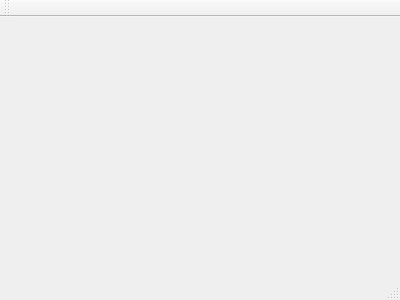
This is mainwindow.ui in Luigi-pl/gameClientLauncher as Qt 5 draws it before an edit. The edited form follows.
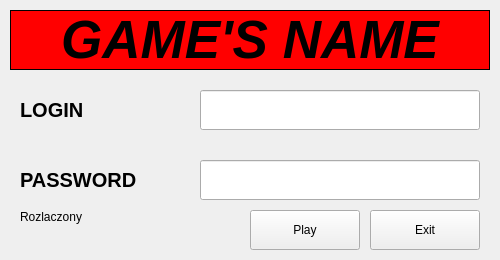
This is the edited form.

Commit message: 1. Zmodyfikowanie pierwszego okna (pierwszy etap launchera, login i haslo), ustawionie obslugi slotow. 2. Stworzenie drugiego okna (drugi etap launchera, ściąganie patchów, changelog) - niegotowe 3. Dodano obsluge logowania przez tcp/ip do serwera (?)

```diff
--- a/mainwindow.ui
+++ b/mainwindow.ui
@@ -1,24 +1,281 @@
 <ui version="4.0">
  <class>MainWindow</class>
- <widget class="QMainWindow" name="MainWindow" >
-  <property name="geometry" >
+ <widget class="QMainWindow" name="MainWindow">
+  <property name="geometry">
    <rect>
     <x>0</x>
     <y>0</y>
-    <width>400</width>
-    <height>300</height>
+    <width>500</width>
+    <height>260</height>
    </rect>
   </property>
-  <property name="windowTitle" >
-   <string>MainWindow</string>
+  <property name="minimumSize">
+   <size>
+    <width>500</width>
+    <height>260</height>
+   </size>
   </property>
-  <widget class="QMenuBar" name="menuBar" />
-  <widget class="QToolBar" name="mainToolBar" />
-  <widget class="QWidget" name="centralWidget" />
-  <widget class="QStatusBar" name="statusBar" />
+  <property name="maximumSize">
+   <size>
+    <width>500</width>
+    <height>260</height>
+   </size>
+  </property>
+  <property name="windowTitle">
+   <string>Launcher</string>
+  </property>
+  <property name="windowOpacity">
+   <double>1.000000000000000</double>
+  </property>
+  <widget class="QWidget" name="centralWidget">
+   <widget class="QLineEdit" name="login">
+    <property name="geometry">
+     <rect>
+      <x>200</x>
+      <y>90</y>
+      <width>280</width>
+      <height>40</height>
+     </rect>
+    </property>
+    <property name="font">
+     <font>
+      <pointsize>15</pointsize>
+     </font>
+    </property>
+    <property name="inputMask">
+     <string/>
+    </property>
+    <property name="text">
+     <string/>
+    </property>
+    <property name="maxLength">
+     <number>30</number>
+    </property>
+   </widget>
+   <widget class="QLabel" name="label1">
+    <property name="geometry">
+     <rect>
+      <x>10</x>
+      <y>10</y>
+      <width>480</width>
+      <height>60</height>
+     </rect>
+    </property>
+    <property name="palette">
+     <palette>
+      <active>
+       <colorrole role="Base">
+        <brush brushstyle="SolidPattern">
+         <color alpha="255">
+          <red>255</red>
+          <green>255</green>
+          <blue>255</blue>
+         </color>
+        </brush>
+       </colorrole>
+       <colorrole role="Window">
+        <brush brushstyle="SolidPattern">
+         <color alpha="255">
+          <red>255</red>
+          <green>0</green>
+          <blue>0</blue>
+         </color>
+        </brush>
+       </colorrole>
+      </active>
+      <inactive>
+       <colorrole role="Base">
+        <brush brushstyle="SolidPattern">
+         <color alpha="255">
+          <red>255</red>
+          <green>255</green>
+          <blue>255</blue>
+         </color>
+        </brush>
+       </colorrole>
+       <colorrole role="Window">
+        <brush brushstyle="SolidPattern">
+         <color alpha="255">
+          <red>255</red>
+          <green>0</green>
+          <blue>0</blue>
+         </color>
+        </brush>
+       </colorrole>
+      </inactive>
+      <disabled>
+       <colorrole role="Base">
+        <brush brushstyle="SolidPattern">
+         <color alpha="255">
+          <red>255</red>
+          <green>0</green>
+          <blue>0</blue>
+         </color>
+        </brush>
+       </colorrole>
+       <colorrole role="Window">
+        <brush brushstyle="SolidPattern">
+         <color alpha="255">
+          <red>255</red>
+          <green>0</green>
+          <blue>0</blue>
+         </color>
+        </brush>
+       </colorrole>
+      </disabled>
+     </palette>
+    </property>
+    <property name="font">
+     <font>
+      <pointsize>40</pointsize>
+      <weight>75</weight>
+      <italic>true</italic>
+      <bold>true</bold>
+      <underline>false</underline>
+      <strikeout>false</strikeout>
+      <stylestrategy>PreferAntialias</stylestrategy>
+      <kerning>false</kerning>
+     </font>
+    </property>
+    <property name="autoFillBackground">
+     <bool>true</bool>
+    </property>
+    <property name="frameShape">
+     <enum>QFrame::Box</enum>
+    </property>
+    <property name="text">
+     <string notr="true">GAME'S NAME</string>
+    </property>
+    <property name="scaledContents">
+     <bool>false</bool>
+    </property>
+    <property name="alignment">
+     <set>Qt::AlignCenter</set>
+    </property>
+    <property name="textInteractionFlags">
+     <set>Qt::NoTextInteraction</set>
+    </property>
+   </widget>
+   <widget class="QLabel" name="label2">
+    <property name="geometry">
+     <rect>
+      <x>20</x>
+      <y>90</y>
+      <width>150</width>
+      <height>40</height>
+     </rect>
+    </property>
+    <property name="font">
+     <font>
+      <pointsize>15</pointsize>
+      <weight>75</weight>
+      <italic>false</italic>
+      <bold>true</bold>
+     </font>
+    </property>
+    <property name="text">
+     <string notr="true">LOGIN</string>
+    </property>
+    <property name="alignment">
+     <set>Qt::AlignLeading|Qt::AlignLeft|Qt::AlignVCenter</set>
+    </property>
+   </widget>
+   <widget class="QLabel" name="label3">
+    <property name="geometry">
+     <rect>
+      <x>20</x>
+      <y>160</y>
+      <width>150</width>
+      <height>40</height>
+     </rect>
+    </property>
+    <property name="font">
+     <font>
+      <pointsize>15</pointsize>
+      <weight>75</weight>
+      <italic>false</italic>
+      <bold>true</bold>
+     </font>
+    </property>
+    <property name="text">
+     <string notr="true">PASSWORD</string>
+    </property>
+    <property name="alignment">
+     <set>Qt::AlignLeading|Qt::AlignLeft|Qt::AlignVCenter</set>
+    </property>
+   </widget>
+   <widget class="QLineEdit" name="password">
+    <property name="geometry">
+     <rect>
+      <x>200</x>
+      <y>160</y>
+      <width>280</width>
+      <height>40</height>
+     </rect>
+    </property>
+    <property name="font">
+     <font>
+      <pointsize>15</pointsize>
+     </font>
+    </property>
+    <property name="inputMask">
+     <string/>
+    </property>
+    <property name="text">
+     <string/>
+    </property>
+    <property name="maxLength">
+     <number>30</number>
+    </property>
+    <property name="echoMode">
+     <enum>QLineEdit::Password</enum>
+    </property>
+   </widget>
+   <widget class="QPushButton" name="exit">
+    <property name="geometry">
+     <rect>
+      <x>370</x>
+      <y>210</y>
+      <width>110</width>
+      <height>40</height>
+     </rect>
+    </property>
+    <property name="text">
+     <string>Exit</string>
+    </property>
+   </widget>
+   <widget class="QPushButton" name="play">
+    <property name="geometry">
+     <rect>
+      <x>250</x>
+      <y>210</y>
+      <width>110</width>
+      <height>40</height>
+     </rect>
+    </property>
+    <property name="text">
+     <string>Play</string>
+    </property>
+   </widget>
+   <widget class="QLabel" name="label4">
+    <property name="geometry">
+     <rect>
+      <x>20</x>
+      <y>210</y>
+      <width>220</width>
+      <height>40</height>
+     </rect>
+    </property>
+    <property name="text">
+     <string>Rozlaczony</string>
+    </property>
+    <property name="alignment">
+     <set>Qt::AlignLeading|Qt::AlignLeft|Qt::AlignTop</set>
+    </property>
+   </widget>
+  </widget>
  </widget>
- <layoutDefault spacing="6" margin="11" />
- <pixmapfunction></pixmapfunction>
+ <layoutdefault spacing="6" margin="11"/>
  <resources/>
  <connections/>
 </ui>
```
Left out of the diff: 20 changed lines with no effect on the pictures. The commit also changes 8 other files.
